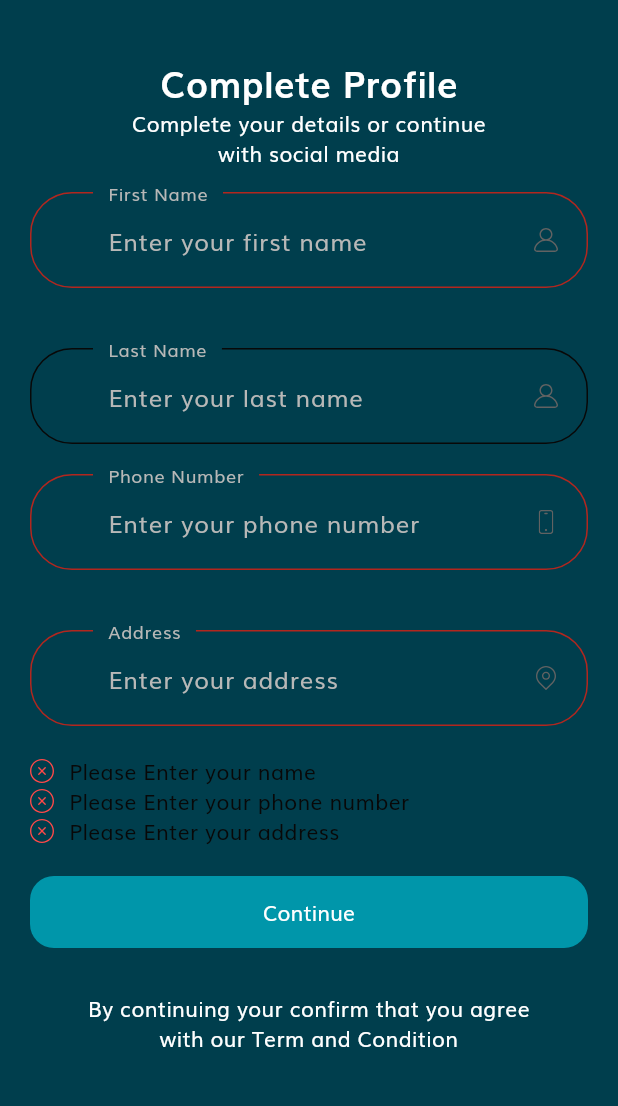
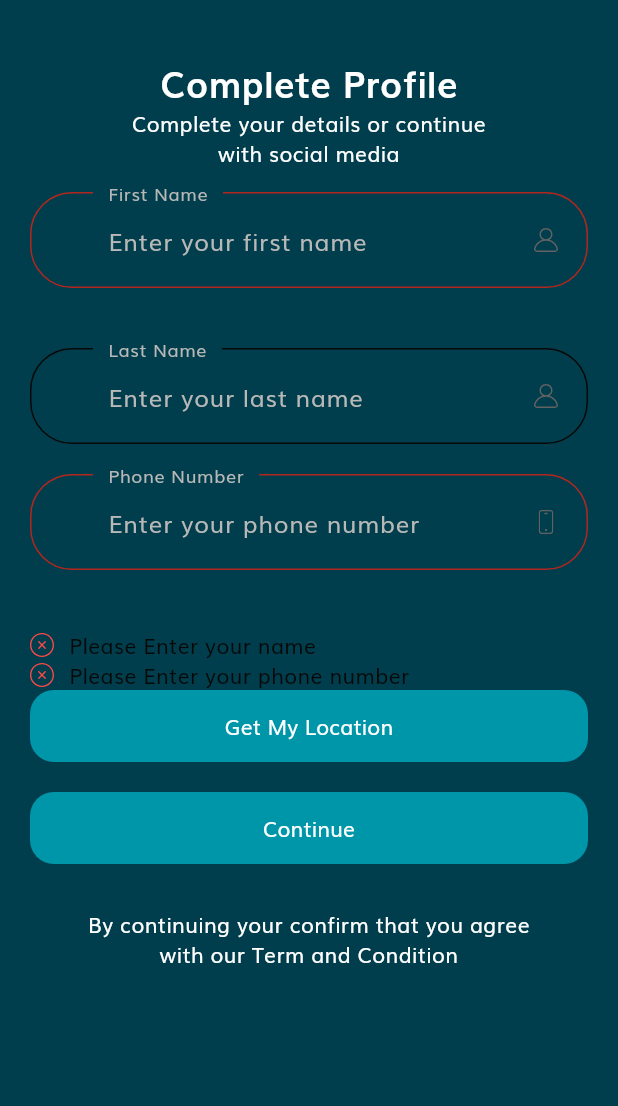
Before and after one commit to imaddamianos/evminute, a Flutter app: the CompleteProfileScreen screen opened by its route, after a tap on "Continue", on a phone screen of 412 x 824 dp, the part 54-1160 px from its top. Run offline on Flutter 3.47's test engine with Material 3 defaults, Android fonts, the phone set to English and light mode, and no system bars; our stand-ins replace firebase_auth, firebase_core, flutter_secure_storage, flutter_svg, geolocator, google_maps_flutter and 1 more; missing offline and left inert: firebase_ui_auth, firebase_ui_oauth_google; accounts and stored records are empty.

Commit message:
adding get my location in profile

```diff
--- a/lib/components/no_account_text.dart
+++ b/lib/components/no_account_text.dart
@@ -1,3 +1,4 @@
+import 'package:evminute/screens/complete_profile/complete_profile_screen.dart';
 import 'package:flutter/material.dart';
 
 import '../constants.dart';
@@ -14,7 +15,8 @@ class NoAccountText extends StatelessWidget {
       mainAxisAlignment: MainAxisAlignment.center,
       children: [
         GestureDetector(
-          onTap: () => Navigator.pushNamed(context, SignUpScreen.routeName),
+          onTap: () =>
+              Navigator.pushNamed(context, CompleteProfileScreen.routeName),
           child: const Text(
             "Sign Up ",
             style: TextStyle(fontSize: 16, color: kPrimaryColor),
--- a/lib/screens/complete_profile/complete_profile_screen.dart
+++ b/lib/screens/complete_profile/complete_profile_screen.dart
@@ -1,12 +1,11 @@
 import 'package:flutter/material.dart';
-
 import '../../constants.dart';
 import 'components/complete_profile_form.dart';
 
 class CompleteProfileScreen extends StatelessWidget {
   static String routeName = "/complete_profile";
+  const CompleteProfileScreen({super.key});
 
-  const CompleteProfileScreen({super.key});
   @override
   Widget build(BuildContext context) {
     return Scaffold(
--- a/lib/screens/complete_profile/components/complete_profile_form.dart
+++ b/lib/screens/complete_profile/components/complete_profile_form.dart
@@ -1,9 +1,12 @@
 import 'package:flutter/material.dart';
+import 'package:google_maps_flutter/google_maps_flutter.dart';
 
 import '../../../components/custom_surfix_icon.dart';
 import '../../../components/form_error.dart';
 import '../../../constants.dart';
 import '../../otp/otp_screen.dart';
+import 'package:evminute/helper/location_helper.dart';
+import 'package:evminute/helper/google_map_widget.dart';
 
 class CompleteProfileForm extends StatefulWidget {
   const CompleteProfileForm({super.key});
@@ -19,6 +22,7 @@ class _CompleteProfileFormState extends State<CompleteProfileForm> {
   String? lastName;
   String? phoneNumber;
   String? address;
+  LatLng? userLocation;
 
   void addError({String? error}) {
     if (!errors.contains(error)) {
@@ -33,6 +37,18 @@ class _CompleteProfileFormState extends State<CompleteProfileForm> {
       setState(() {
         errors.remove(error);
       });
+    }
+  }
+
+  Future<void> _getUserLocation() async {
+    LatLng? location = await LocationHelper.getUserLocation();
+    if (location != null) {
+      setState(() {
+        userLocation = location;
+      });
+    } else {
+      // Handle error or show a message to the user
+      print("Failed to get user location");
     }
   }
 
@@ -62,8 +78,6 @@ class _CompleteProfileFormState extends State<CompleteProfileForm> {
               hintText: "Enter your first name",
               hintStyle: TextStyle(color: Color.fromARGB(255, 184, 184, 183)),
               labelStyle: TextStyle(color: Color.fromARGB(255, 184, 184, 183)),
-              // If  you are using latest version of flutter then lable text and hint text shown like this
-              // if you r using flutter less then 1.20.* then maybe this is not working properly
               floatingLabelBehavior: FloatingLabelBehavior.always,
               suffixIcon: CustomSurffixIcon(svgIcon: "assets/icons/User.svg"),
             ),
@@ -76,8 +90,6 @@ class _CompleteProfileFormState extends State<CompleteProfileForm> {
               hintText: "Enter your last name",
               hintStyle: TextStyle(color: Color.fromARGB(255, 184, 184, 183)),
               labelStyle: TextStyle(color: Color.fromARGB(255, 184, 184, 183)),
-              // If  you are using latest version of flutter then lable text and hint text shown like this
-              // if you r using flutter less then 1.20.* then maybe this is not working properly
               floatingLabelBehavior: FloatingLabelBehavior.always,
               suffixIcon: CustomSurffixIcon(svgIcon: "assets/icons/User.svg"),
             ),
@@ -104,41 +116,35 @@ class _CompleteProfileFormState extends State<CompleteProfileForm> {
               hintText: "Enter your phone number",
               hintStyle: TextStyle(color: Color.fromARGB(255, 184, 184, 183)),
               labelStyle: TextStyle(color: Color.fromARGB(255, 184, 184, 183)),
-              // If  you are using latest version of flutter then lable text and hint text shown like this
-              // if you r using flutter less then 1.20.* then maybe this is not working properly
               floatingLabelBehavior: FloatingLabelBehavior.always,
               suffixIcon: CustomSurffixIcon(svgIcon: "assets/icons/Phone.svg"),
             ),
           ),
           const SizedBox(height: 20),
-          TextFormField(
-            onSaved: (newValue) => address = newValue,
-            onChanged: (value) {
-              if (value.isNotEmpty) {
-                removeError(error: kAddressNullError);
+          // ElevatedButton(
+          //   onPressed: _getUserLocation,
+          //   child: const Text("Get My Location"),
+          // ),
+          FormError(errors: errors),
+          // if (userLocation != null)
+          ElevatedButton(
+            onPressed: () {
+              if (userLocation != null) {
+                Navigator.push(
+                  context,
+                  MaterialPageRoute(
+                    builder: (context) =>
+                        GoogleMapWidget(userLocation: userLocation!),
+                  ),
+                );
+              } else {
+                _getUserLocation();
               }
-              return;
             },
-            validator: (value) {
-              if (value!.isEmpty) {
-                addError(error: kAddressNullError);
-                return "";
-              }
-              return null;
-            },
-            decoration: const InputDecoration(
-              labelText: "Address",
-              hintText: "Enter your address",
-              hintStyle: TextStyle(color: Color.fromARGB(255, 184, 184, 183)),
-              labelStyle: TextStyle(color: Color.fromARGB(255, 184, 184, 183)),
-              // If  you are using latest version of flutter then lable text and hint text shown like this
-              // if you r using flutter less then 1.20.* then maybe this is not working properly
-              floatingLabelBehavior: FloatingLabelBehavior.always,
-              suffixIcon:
-                  CustomSurffixIcon(svgIcon: "assets/icons/Location point.svg"),
-            ),
+            child:
+                Text(userLocation != null ? "Show on Map" : "Get My Location"),
           ),
-          FormError(errors: errors),
+
           const SizedBox(height: 20),
           ElevatedButton(
             onPressed: () {
--- a/pubspec.yaml
+++ b/pubspec.yaml
@@ -46,6 +46,7 @@ dependencies:
   flutter_secure_storage: ^9.0.0
   shared_preferences: ^2.2.2
   firebase_dynamic_links: ^5.4.8
+  geolocator: ^10.1.0
 
 dev_dependencies:
   flutter_test:
```
Also changed, not shown: lib/helper/google_map_widget.dart (added, +31 -0 lines), lib/helper/location_helper.dart (added, +19 -0 lines), lib/models/UserModel.dart (added, +14 -0 lines), lib/screens/login_success/login_success_screen.dart (+11 -2 lines), lib/screens/sign_in/sign_in_screen.dart (+16 -3 lines), pubspec.lock, 3 other files.
